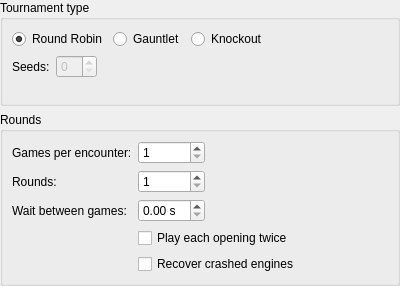
Old version of the form projects/gui/ui/tournamentsettingswidget.ui in the repository cutechess/cutechess.
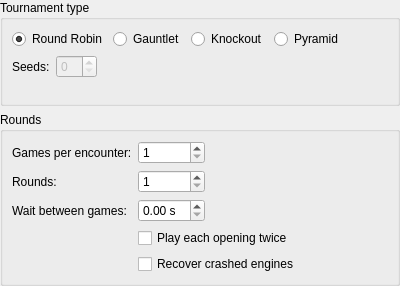
New version of the form.

Commit message: Support pyramid tournament type

What changed in the file:
```diff
--- a/projects/gui/ui/tournamentsettingswidget.ui
+++ b/projects/gui/ui/tournamentsettingswidget.ui
@@ -58,6 +58,13 @@
           </property>
          </widget>
         </item>
+        <item>
+         <widget class="QRadioButton" name="m_pyramidRadio">
+          <property name="text">
+           <string>Pyramid</string>
+          </property>
+         </widget>
+        </item>
         <item>
          <spacer name="horizontalSpacer">
           <property name="orientation">
```
The commit also changes 7 other files.
